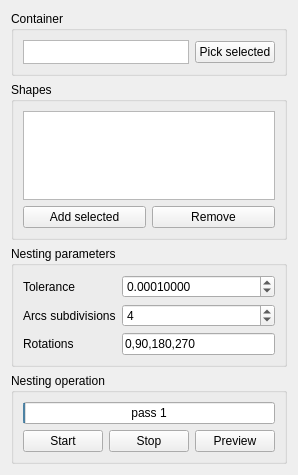
southseact-3d/fcd, file src/Mod/BIM/Resources/ui/ArchNest.ui: the form before one commit.
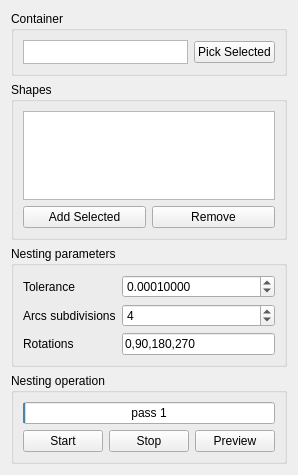
The form after the commit.

Patch:
```diff
--- a/src/Mod/BIM/Resources/ui/ArchNest.ui
+++ b/src/Mod/BIM/Resources/ui/ArchNest.ui
@@ -33,7 +33,7 @@
       <item>
        <widget class="QPushButton" name="ButtonContainer">
         <property name="text">
-         <string>Pick selected</string>
+         <string>Pick Selected</string>
         </property>
        </widget>
       </item>
@@ -54,7 +54,7 @@
         <item>
          <widget class="QPushButton" name="ButtonShapes">
           <property name="text">
-           <string>Add selected</string>
+           <string>Add Selected</string>
           </property>
          </widget>
         </item>
```
Left out of the diff: 2 changed lines with no effect on the pictures.
